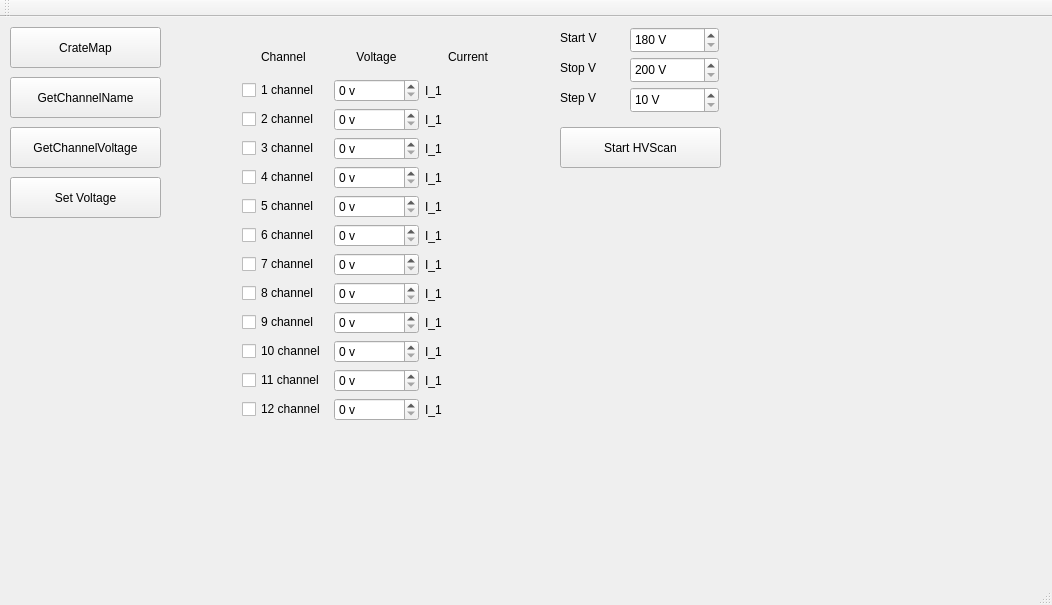
Above: mainwindow.ui from aspirantip/spascharm_hvp before the change. Below: the same form after it.
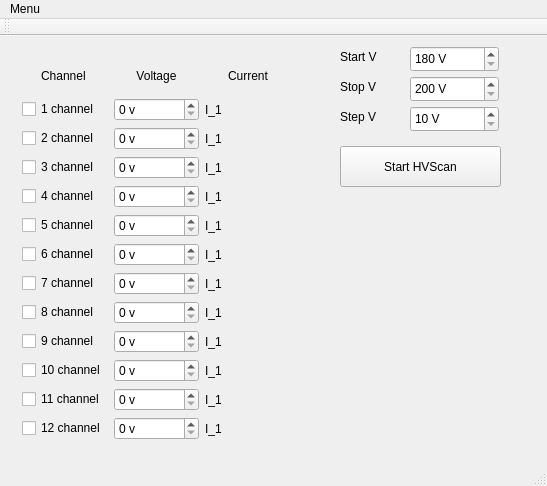
That is the form after the change.

Commit message: Removed unnecessary widgets

Patch:
```diff
--- a/mainwindow.ui
+++ b/mainwindow.ui
@@ -6,70 +6,18 @@
    <rect>
     <x>0</x>
     <y>0</y>
-    <width>1052</width>
-    <height>605</height>
+    <width>547</width>
+    <height>486</height>
    </rect>
   </property>
   <property name="windowTitle">
    <string>MainWindow</string>
   </property>
   <widget class="QWidget" name="centralWidget">
-   <widget class="QPushButton" name="pbCrateMap">
-    <property name="geometry">
-     <rect>
-      <x>10</x>
-      <y>10</y>
-      <width>151</width>
-      <height>41</height>
-     </rect>
-    </property>
-    <property name="text">
-     <string>CrateMap</string>
-    </property>
-   </widget>
-   <widget class="QPushButton" name="pbSetVoltage">
-    <property name="geometry">
-     <rect>
-      <x>10</x>
-      <y>160</y>
-      <width>151</width>
-      <height>41</height>
-     </rect>
-    </property>
-    <property name="text">
-     <string>Set Voltage</string>
-    </property>
-   </widget>
-   <widget class="QPushButton" name="pbGetChannelName">
-    <property name="geometry">
-     <rect>
-      <x>10</x>
-      <y>60</y>
-      <width>151</width>
-      <height>41</height>
-     </rect>
-    </property>
-    <property name="text">
-     <string>GetChannelName</string>
-    </property>
-   </widget>
-   <widget class="QPushButton" name="pbGetChannelVoltage">
-    <property name="geometry">
-     <rect>
-      <x>10</x>
-      <y>110</y>
-      <width>151</width>
-      <height>41</height>
-     </rect>
-    </property>
-    <property name="text">
-     <string>GetChannelVoltage</string>
-    </property>
-   </widget>
    <widget class="QLabel" name="label_4">
     <property name="geometry">
      <rect>
-      <x>560</x>
+      <x>340</x>
       <y>10</y>
       <width>67</width>
       <height>21</height>
@@ -82,7 +30,7 @@
    <widget class="QLabel" name="label_5">
     <property name="geometry">
      <rect>
-      <x>560</x>
+      <x>340</x>
       <y>40</y>
       <width>67</width>
       <height>21</height>
@@ -95,7 +43,7 @@
    <widget class="QLabel" name="label_6">
     <property name="geometry">
      <rect>
-      <x>560</x>
+      <x>340</x>
       <y>70</y>
       <width>67</width>
       <height>21</height>
@@ -108,7 +56,7 @@
    <widget class="QSpinBox" name="sbVStart">
     <property name="geometry">
      <rect>
-      <x>630</x>
+      <x>410</x>
       <y>10</y>
       <width>89</width>
       <height>26</height>
@@ -130,7 +78,7 @@
    <widget class="QSpinBox" name="sbVStop">
     <property name="geometry">
      <rect>
-      <x>630</x>
+      <x>410</x>
       <y>40</y>
       <width>89</width>
       <height>26</height>
@@ -152,7 +100,7 @@
    <widget class="QSpinBox" name="sbVStep">
     <property name="geometry">
      <rect>
-      <x>630</x>
+      <x>410</x>
       <y>70</y>
       <width>89</width>
       <height>26</height>
@@ -174,7 +122,7 @@
    <widget class="QPushButton" name="pbStartHVScan">
     <property name="geometry">
      <rect>
-      <x>560</x>
+      <x>340</x>
       <y>110</y>
       <width>161</width>
       <height>41</height>
@@ -187,7 +135,7 @@
    <widget class="QWidget" name="layoutWidget">
     <property name="geometry">
      <rect>
-      <x>231</x>
+      <x>11</x>
       <y>12</y>
       <width>291</width>
       <height>403</height>
@@ -556,10 +504,18 @@
     <rect>
      <x>0</x>
      <y>0</y>
-     <width>1052</width>
+     <width>547</width>
      <height>22</height>
     </rect>
    </property>
+   <widget class="QMenu" name="menuMenu">
+    <property name="title">
+     <string>Menu</string>
+    </property>
+    <addaction name="actionCrateMap"/>
+    <addaction name="actionExit"/>
+   </widget>
+   <addaction name="menuMenu"/>
   </widget>
   <widget class="QToolBar" name="mainToolBar">
    <attribute name="toolBarArea">
```
Left out of the diff: 32 changed lines with no effect on the pictures. The commit also changes 2 other files.
